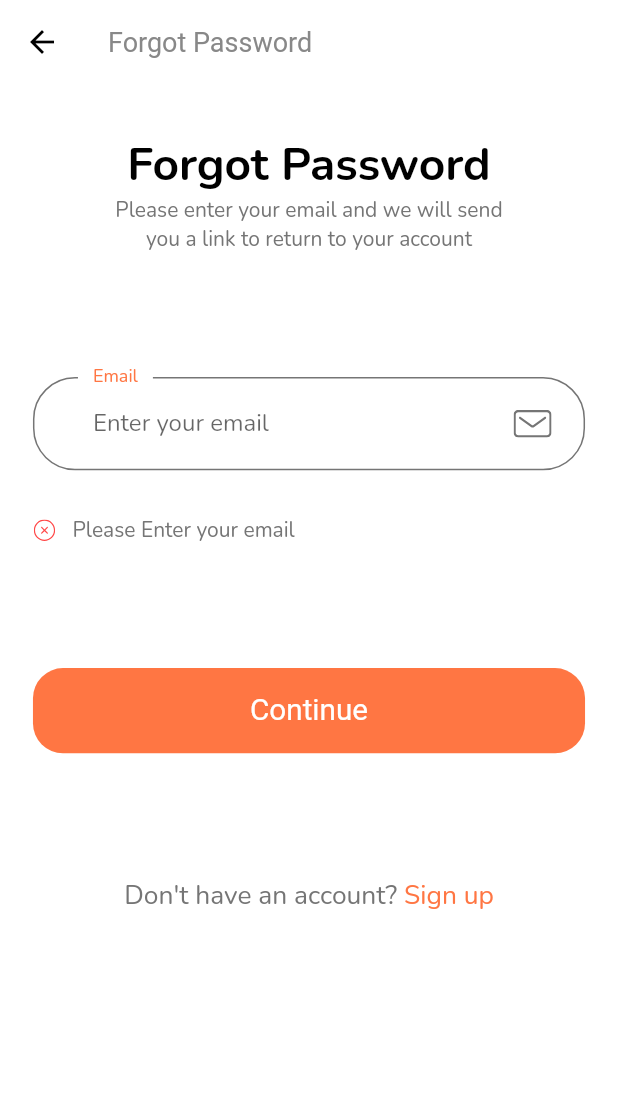
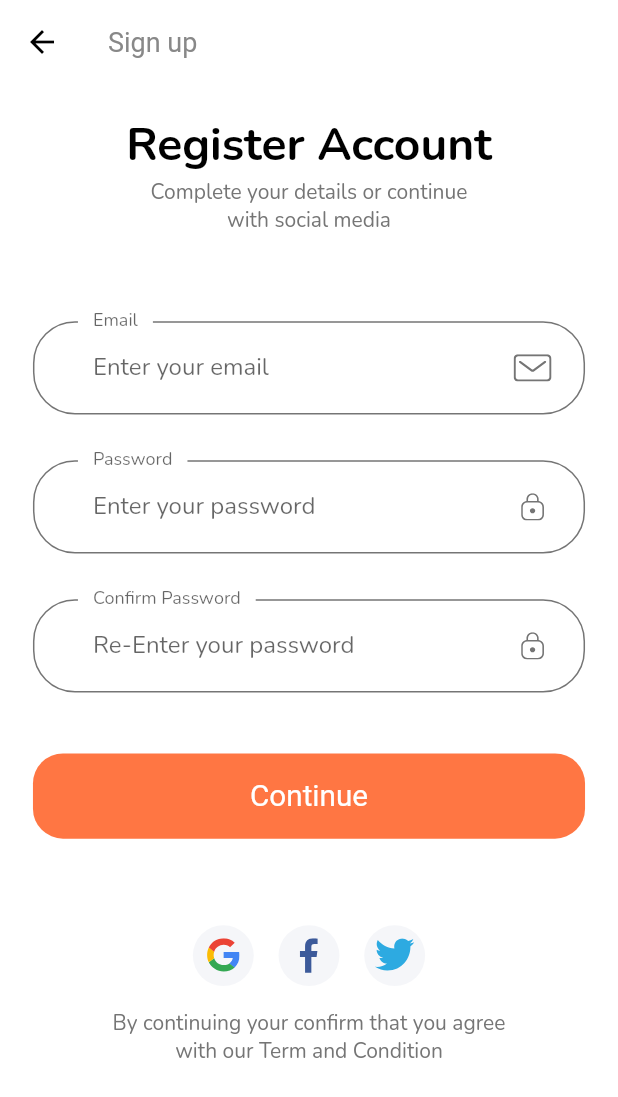
Before and after one commit to mtergel/shop_app_flutter_demo, a Flutter app: the ForgotPasswordScreen screen opened by its route, after a tap on "Continue", after a tap on "Sign up", on a phone screen of 412 x 824 dp. Shown: the top 1097 px of the screen. Run offline on Flutter 3.47's test engine with Material 2 defaults, Android fonts, the phone set to English and light mode, and no system bars; our stand-ins replace flutter_svg.

Commit message:
sign_up_screen

```diff
--- a/lib/constants.dart
+++ b/lib/constants.dart
@@ -1,5 +1,6 @@
 // Flutter imports:
 import 'package:flutter/material.dart';
+import 'package:shop_app/size_config.dart';
 
 const kPrimaryColor = Color(0xFFFF7643);
 const kPrimaryLightColor = Color(0xFFFFECDF);
@@ -14,6 +15,12 @@ const kTextColor = Color(0xFF757575);
 
 const kAnimationDuration = Duration(milliseconds: 200);
 
+final headingStyle = TextStyle(
+    fontSize: getProportionateScreenWidth(28),
+    fontWeight: FontWeight.bold,
+    color: Colors.black,
+    height: 1.5);
+
 // Form Error
 final RegExp emailValidatorRegExp =
     RegExp(r"^[a-zA-Z0-9.]+@[a-zA-Z0-9]+\.[a-zA-Z]+");
--- a/lib/routes.dart
+++ b/lib/routes.dart
@@ -6,10 +6,12 @@ import 'package:shop_app/screens/login_success/login_success_screen.dart';
 import 'package:shop_app/screens/sign_in/sign_in_screen.dart';
 import 'package:shop_app/screens/splash/splash_screen.dart';
 import 'package:shop_app/screens/forgot_password/forgot_password_screen.dart';
+import 'package:shop_app/screens/sign_up/sign_up_screen.dart';
 
 final Map<String, WidgetBuilder> routes = {
   SplashScreen.routeName: (context) => SplashScreen(),
   SignInScreen.routeName: (context) => SignInScreen(),
   ForgotPasswordScreen.routeName: (context) => ForgotPasswordScreen(),
   LoginSuccessScreen.routeName: (context) => LoginSuccessScreen(),
+  SignUpScreen.routeName: (context) => SignUpScreen(),
 };
--- /dev/null
+++ b/lib/screens/sign_up/sign_up_screen.dart
@@ -0,0 +1,15 @@
+import 'package:flutter/material.dart';
+import 'package:shop_app/screens/sign_up/widgets/sign_up_body.dart';
+
+class SignUpScreen extends StatelessWidget {
+  static String routeName = '/sign_up';
+  @override
+  Widget build(BuildContext context) {
+    return Scaffold(
+      appBar: AppBar(
+        title: const Text('Sign up'),
+      ),
+      body: SignUpBody(),
+    );
+  }
+}
--- /dev/null
+++ b/lib/screens/sign_up/widgets/sign_up_body.dart
@@ -0,0 +1,221 @@
+import 'package:flutter/material.dart';
+import 'package:shop_app/constants.dart';
+import 'package:shop_app/size_config.dart';
+import 'package:shop_app/widgets/custom_suffix_icon.dart';
+import 'package:shop_app/widgets/default_button.dart';
+import 'package:shop_app/widgets/form_error.dart';
+import 'package:shop_app/widgets/social_button.dart';
+
+class SignUpBody extends StatelessWidget {
+  @override
+  Widget build(BuildContext context) {
+    return SizedBox(
+      width: double.infinity,
+      child: Padding(
+        padding:
+            EdgeInsets.symmetric(horizontal: getProportionateScreenWidth(20)),
+        child: SingleChildScrollView(
+          child: Column(
+            children: [
+              SizedBox(height: SizeConfig.screenHeight * 0.02),
+              Text(
+                'Register Account',
+                style: headingStyle,
+              ),
+              const Text(
+                'Complete your details or continue \nwith social media',
+                textAlign: TextAlign.center,
+              ),
+              SizedBox(height: SizeConfig.screenHeight * 0.07),
+              SignUpForm(),
+              SizedBox(height: SizeConfig.screenHeight * 0.07),
+              Row(
+                mainAxisAlignment: MainAxisAlignment.center,
+                children: [
+                  SocialButton(
+                    icon: 'assets/icons/google-icon.svg',
+                    press: () {},
+                  ),
+                  SocialButton(
+                    icon: 'assets/icons/facebook-2.svg',
+                    press: () {},
+                  ),
+                  SocialButton(
+                    icon: 'assets/icons/twitter.svg',
+                    press: () {},
+                  ),
+                ],
+              ),
+              SizedBox(height: getProportionateScreenHeight(15)),
+              const Text(
+                'By continuing your confirm that you agree\nwith our Term and Condition',
+                textAlign: TextAlign.center,
+              )
+            ],
+          ),
+        ),
+      ),
+    );
+  }
+}
+
+class SignUpForm extends StatefulWidget {
+  @override
+  _SignUpFormState createState() => _SignUpFormState();
+}
+
+class _SignUpFormState extends State<SignUpForm> {
+  final _formKey = GlobalKey<FormState>();
+  String email;
+  String password;
+  String confirmPassword;
+  final List<String> errors = [];
+
+  void addError({String error}) {
+    if (!errors.contains(error)) {
+      setState(() {
+        errors.add(error);
+      });
+    }
+  }
+
+  void removeError({String error}) {
+    if (errors.contains(error)) {
+      setState(() {
+        errors.remove(error);
+      });
+    }
+  }
+
+  @override
+  Widget build(BuildContext context) {
+    return Form(
+      key: _formKey,
+      child: Column(
+        children: [
+          buildEmailFormField(),
+          SizedBox(
+            height: getProportionateScreenHeight(30),
+          ),
+          buildPasswordFormField(),
+          SizedBox(
+            height: getProportionateScreenHeight(30),
+          ),
+          buildConfirmPasswordFormField(),
+          FormError(errors: errors),
+          SizedBox(
+            height: getProportionateScreenHeight(40),
+          ),
+          DefaultButton(
+            press: () {
+              if (_formKey.currentState.validate()) {
+                // go to complete profile
+              }
+            },
+            text: 'Continue',
+          )
+        ],
+      ),
+    );
+  }
+
+  TextFormField buildConfirmPasswordFormField() {
+    return TextFormField(
+      obscureText: true,
+      onSaved: (newValue) => confirmPassword = newValue,
+      onChanged: (value) {
+        if (password == confirmPassword) {
+          removeError(error: kMatchPassError);
+        }
+        return null;
+      },
+      validator: (value) {
+        if (value.isEmpty) {
+          // addError(error: kPassNullError);
+          return "";
+        } else if (password != confirmPassword) {
+          addError(error: kMatchPassError);
+          return "";
+        }
+        return null;
+      },
+      decoration: const InputDecoration(
+        labelText: "Confirm Password",
+        hintText: "Re-Enter your password",
+        // If  you are using latest version of flutter then lable text and hint text shown like this
+        // if you r using flutter less then 1.20.* then maybe this is not working properly
+        floatingLabelBehavior: FloatingLabelBehavior.always,
+        suffixIcon: CustomSuffixIcon(svgIcon: 'assets/icons/Lock.svg'),
+      ),
+    );
+  }
+
+  TextFormField buildPasswordFormField() {
+    return TextFormField(
+      obscureText: true,
+      onSaved: (newValue) => password = newValue,
+      onChanged: (value) {
+        if (value.isNotEmpty) {
+          removeError(error: kPassNullError);
+        } else if (value.length >= 8) {
+          removeError(error: kShortPassError);
+        }
+
+        // ?
+        // password = value;
+        return null;
+      },
+      validator: (value) {
+        if (value.isEmpty) {
+          addError(error: kPassNullError);
+          return "";
+        } else if (value.length < 8) {
+          addError(error: kShortPassError);
+          return "";
+        }
+        return null;
+      },
+      decoration: const InputDecoration(
+        labelText: "Password",
+        hintText: "Enter your password",
+        // If  you are using latest version of flutter then lable text and hint text shown like this
+        // if you r using flutter less then 1.20.* then maybe this is not working properly
+        floatingLabelBehavior: FloatingLabelBehavior.always,
+        suffixIcon: CustomSuffixIcon(svgIcon: 'assets/icons/Lock.svg'),
+      ),
+    );
+  }
+
+  TextFormField buildEmailFormField() {
+    return TextFormField(
+      keyboardType: TextInputType.emailAddress,
+      onSaved: (newValue) => email = newValue,
+      onChanged: (value) {
+        if (value.isNotEmpty) {
+          removeError(error: kEmailNullError);
+        } else if (emailValidatorRegExp.hasMatch(value)) {
+          removeError(error: kInvalidEmailError);
+        }
+        return null;
+      },
+      validator: (value) {
+        if (value.isEmpty) {
+          addError(error: kEmailNullError);
+          return "";
+        } else if (!emailValidatorRegExp.hasMatch(value)) {
+          addError(error: kInvalidEmailError);
+          return "";
+        }
+        return null;
+      },
+      decoration: const InputDecoration(
+        labelText: "Email",
+        hintText: "Enter your email",
+        // If  you are using latest version of flutter then lable text and hint text shown like this
+        // if you r using flutter less then 1.20.* then maybe this is not working properly
+        floatingLabelBehavior: FloatingLabelBehavior.always,
+        suffixIcon: CustomSuffixIcon(svgIcon: 'assets/icons/Mail.svg'),
+      ),
+    );
+  }
+}
--- a/lib/widgets/no_account_text.dart
+++ b/lib/widgets/no_account_text.dart
@@ -1,6 +1,7 @@
 import 'package:flutter/material.dart';
 import 'package:shop_app/constants.dart';
 import 'package:shop_app/size_config.dart';
+import 'package:shop_app/screens/sign_up/sign_up_screen.dart';
 
 class NoAccountText extends StatelessWidget {
   const NoAccountText({
@@ -17,7 +18,9 @@ class NoAccountText extends StatelessWidget {
           style: TextStyle(fontSize: getProportionateScreenWidth(16)),
         ),
         GestureDetector(
-          onTap: () {},
+          onTap: () {
+            Navigator.pushNamed(context, SignUpScreen.routeName);
+          },
           child: Text(
             'Sign up',
             style: TextStyle(
```
